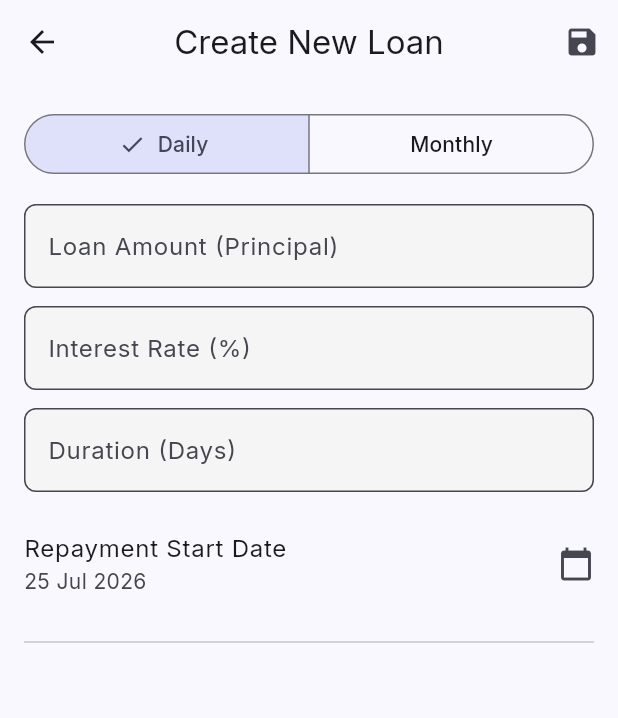
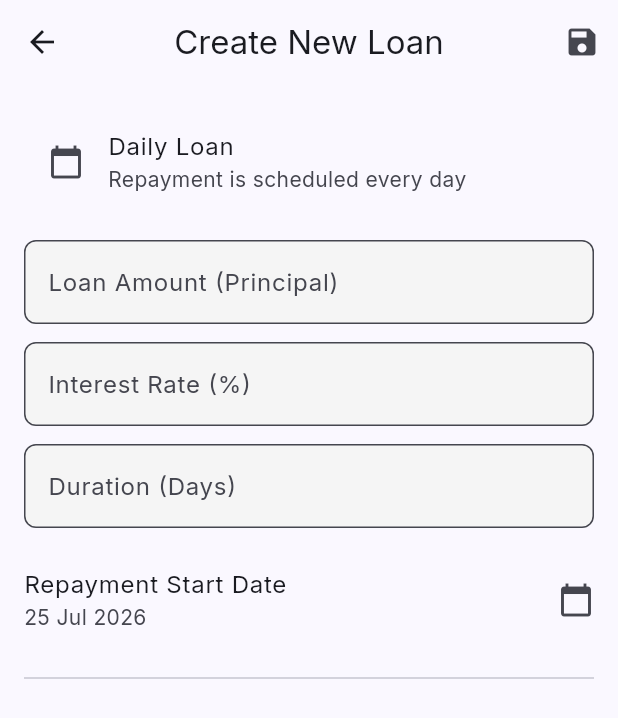
Before and after one commit to eghosa001/Adeghe_loan, a Flutter app: the LoanCreationScreen screen opened directly with empty values, on a phone screen of 412 x 824 dp. Shown: the top 718 px of the screen. Run offline on Flutter 3.47's test engine with Material 3 defaults, Android fonts, the phone set to English and light mode, and no system bars; our stand-ins replace file_picker, flutter_local_notifications, flutter_riverpod, flutter_secure_storage, go_router, google_fonts and 5 more; missing offline and left inert: encrypt, excel; accounts and stored records are empty.

Commit message:
fix: collection Excel only name/amount/group, customer sort, report today/week filters, remove monthly UI

```diff
--- a/lib/features/collection/data/models/collection_row.dart
+++ b/lib/features/collection/data/models/collection_row.dart
@@ -9,6 +9,7 @@ class CollectionRow {
     required this.outstandingBalance,
     required this.status,
     required this.scheduleStatus,
+    this.groupName,
     this.remarks,
   });
 
@@ -22,6 +23,7 @@ class CollectionRow {
   final String status;
   /// Status from repayment_schedule: 'pending', 'paid', or 'partial'
   final String scheduleStatus;
+  final String? groupName;
   final String? remarks;
 
   bool get isPaid => scheduleStatus == 'paid';
--- a/lib/features/customers/presentation/screens/customer_details_screen.dart
+++ b/lib/features/customers/presentation/screens/customer_details_screen.dart
@@ -80,7 +80,8 @@ class _CustomerViewState extends ConsumerState<_CustomerView>
     if (confirmed != true) return;
     await ref.read(customerRepositoryProvider).delete(widget.customer.id);
     ref.invalidate(customerListProvider);
-    if (mounted) context.go('/customers');
+    if (!mounted) return;
+    if (context.mounted) context.go('/customers');
   }
 
   @override
--- a/lib/features/groups/presentation/screens/group_management_screen.dart
+++ b/lib/features/groups/presentation/screens/group_management_screen.dart
@@ -1,7 +1,6 @@
 import 'package:flutter/material.dart';
 import 'package:flutter_riverpod/flutter_riverpod.dart';
 
-import '../../data/models/customer_group_entity.dart';
 import '../providers/group_providers.dart';
 
 class GroupManagementScreen extends ConsumerWidget {
--- a/lib/features/loans/presentation/screens/loan_creation_screen.dart
+++ b/lib/features/loans/presentation/screens/loan_creation_screen.dart
@@ -2,7 +2,6 @@ import 'package:flutter/material.dart';
 import 'package:flutter_riverpod/flutter_riverpod.dart';
 import 'package:loantrack/core/utils/currency_utils.dart';
 import 'package:loantrack/core/utils/date_utils.dart';
-import 'package:loantrack/features/loans/data/models/loan_entity.dart';
 import 'package:loantrack/features/loans/domain/loan_calculator.dart';
 import 'package:loantrack/features/loans/presentation/providers/loan_providers.dart';
 
@@ -44,16 +43,11 @@ class LoanCreationScreen extends ConsumerWidget {
       body: ListView(
         padding: const EdgeInsets.all(16.0),
         children: [
-          // Loan Type
-          SegmentedButton<LoanType>(
-            segments: const [
-              ButtonSegment(value: LoanType.daily, label: Text('Daily')),
-              ButtonSegment(value: LoanType.monthly, label: Text('Monthly')),
-            ],
-            selected: {formState.loanType},
-            onSelectionChanged: (selection) {
-              formNotifier.updateField(loanType: selection.first);
-            },
+          // Loan type is always Daily (monthly loans are not offered)
+          const ListTile(
+            leading: Icon(Icons.calendar_today),
+            title: Text('Daily Loan'),
+            subtitle: Text('Repayment is scheduled every day'),
           ),
           const SizedBox(height: 16),
 
@@ -69,8 +63,7 @@ class LoanCreationScreen extends ConsumerWidget {
                 interestRatePercent: double.tryParse(value) ?? 0.0),
           ),
           _buildTextField(
-            label:
-                'Duration (${formState.loanType == LoanType.daily ? 'Days' : 'Months'})',
+            label: 'Duration (Days)',
             onChanged: (value) =>
                 formNotifier.updateField(duration: int.tryParse(value) ?? 0),
           ),
```
Also changed, not shown: lib/features/collection/data/collection_repository.dart (+8 -2 lines), lib/features/customers/presentation/providers/customer_providers.dart (+21 -1 lines), lib/features/customers/presentation/screens/customer_search_screen.dart (+30 -0 lines), lib/features/payments/data/payment_logic.dart (+3 -5 lines), lib/features/reports/presentation/screens/report_screen.dart (+23 -0 lines), lib/features/reports/services/export_manager.dart (+6 -10 lines).
